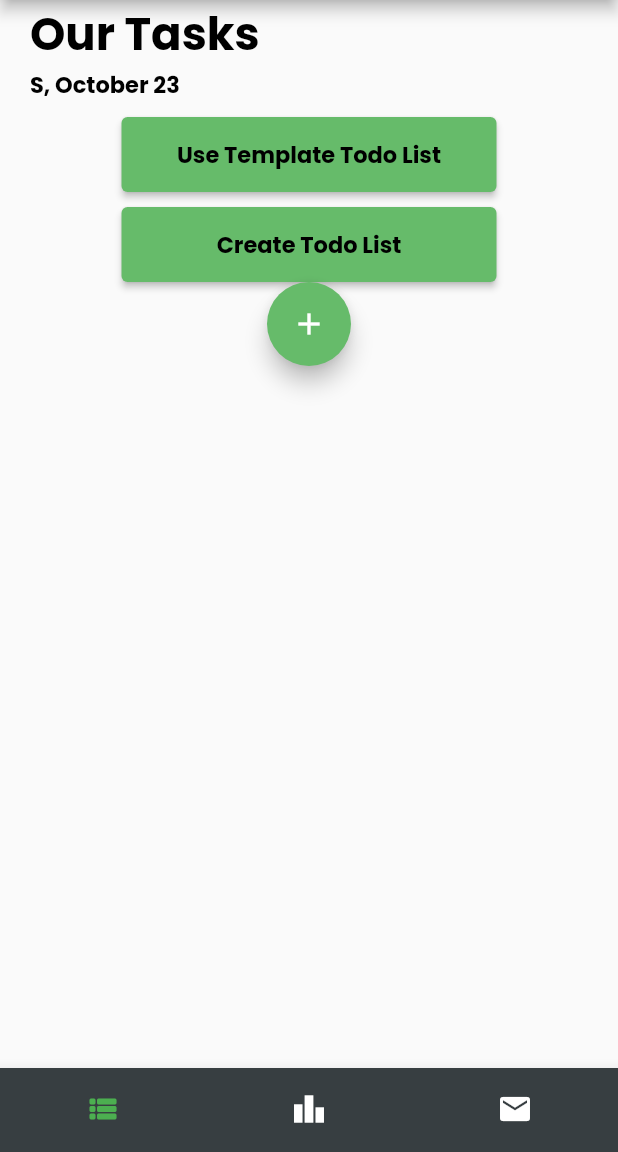
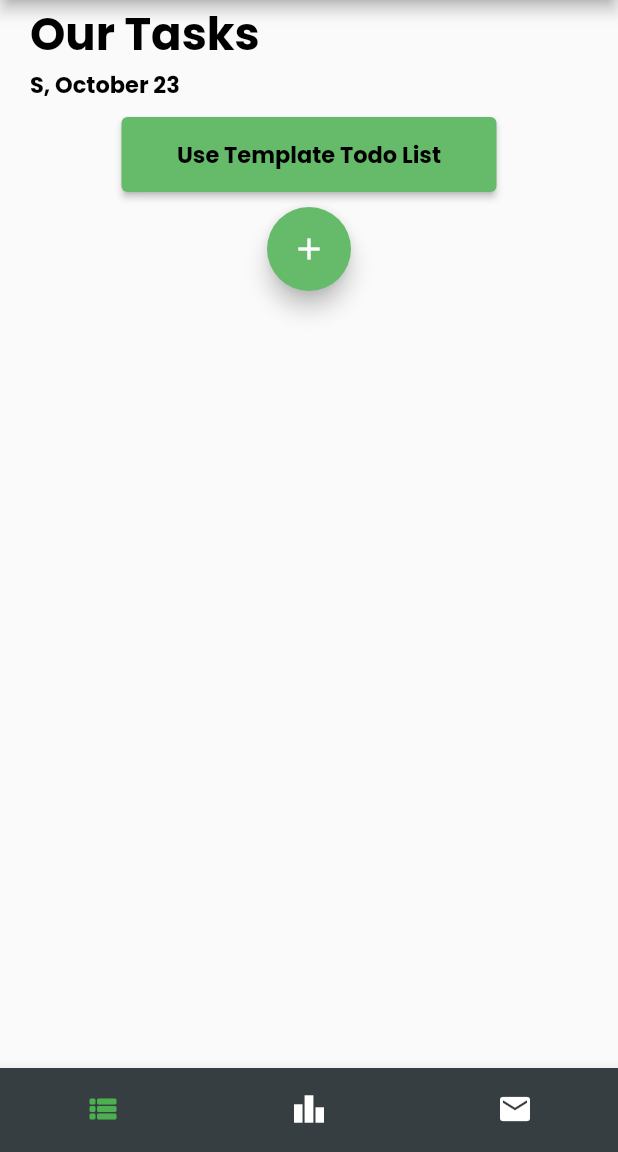
Before and after one commit to Quesadeha/dubhacks_project, a Flutter app: the screen it shows after launch, after a tap on "Get Started Today", on a phone screen of 412 x 824 dp, the part 84-1236 px from its top. Run offline on Flutter 3.47's test engine with Material 2 defaults, Android fonts, the phone set to English and light mode, and no system bars; our stand-ins replace google_fonts.

Commit message:
final working app

```diff
--- a/lib/screens/home_screen_body.dart
+++ b/lib/screens/home_screen_body.dart
@@ -13,6 +13,7 @@ class HomeScreenBody extends StatefulWidget {
 
 class _HomeScreenBodyState extends State<HomeScreenBody> {
   List<Map<String, String>> chores = constants.chores;
+  List<Map<String, String>> createdList = [];
   bool useTemplate = false;
   List<Widget> uiTodoList = [];
   List<Widget> customTodoList = [];
@@ -55,7 +56,7 @@ class _HomeScreenBodyState extends State<HomeScreenBody> {
               ),
             ),
             Visibility(
-                visible: Init.isNewAccount == true && useTemplate == false,
+                visible: Init.isNewAccount == true && useTemplate == false && createdList.isEmpty,
                 child: Column(
                   children: [
                     const SizedBox(
@@ -83,21 +84,6 @@ class _HomeScreenBodyState extends State<HomeScreenBody> {
                     const SizedBox(
                       height: 10,
                     ),
-                    SizedBox(
-                      width: 250,
-                      height: 50,
-                      child: ElevatedButton(
-                        style: ButtonStyle(
-                          backgroundColor: MaterialStateProperty.all<Color>(
-                              Colors.green[400]!),
-                        ),
-                        onPressed: () {},
-                        child: Text(
-                          'Create Todo List',
-                          style: constants.normalTextStyle(15, null),
-                        ),
-                      ),
-                    )
                   ],
                 )),
             SizedBox(
@@ -111,6 +97,7 @@ class _HomeScreenBodyState extends State<HomeScreenBody> {
               onPressed: () {
                 setState(() {
                   chores.add(chores[random.nextInt(7)]);
+                  createdList.add(chores[random.nextInt(7)]);
                 });
               },
               child: const Icon(Icons.add, color: Colors.white),
@@ -127,7 +114,15 @@ class _HomeScreenBodyState extends State<HomeScreenBody> {
   List<Widget> todoList() {
     List<Widget> todoList = [];
     if (Init.isNewAccount == false || useTemplate == true) {
-      for (int i = 0; i < chores.length; i++) {
+      makeList(todoList, chores);
+    } else {
+      makeList(todoList, createdList);
+    }
+    return todoList;
+  }
+
+  List<Widget> makeList(List<Widget> todoList, List<Map<String, String>> list) {
+    for (int i = 0; i < list.length; i++) {
       todoList.add(Container(
         decoration: BoxDecoration(
             border: Border.all(
@@ -150,8 +145,7 @@ class _HomeScreenBodyState extends State<HomeScreenBody> {
                   decoration: BoxDecoration(
                     shape: BoxShape.circle,
                     image: DecorationImage(
-                          image:
-                              AssetImage('assets/images/${chores[i]['photo']}'),
+                        image: AssetImage('assets/images/${list[i]['photo']}'),
                         fit: BoxFit.fill),
                   ),
                 ),
@@ -159,7 +153,7 @@ class _HomeScreenBodyState extends State<HomeScreenBody> {
                   width: 10,
                 ),
                 Text(
-                    chores[i]['chore']!,
+                  list[i]['chore']!,
                   style: constants.normalTextStyle(14, null),
                 ),
               ],
@@ -168,14 +162,14 @@ class _HomeScreenBodyState extends State<HomeScreenBody> {
               children: [
                 IconButton(
                     onPressed: () {
-                        if (chores[i]['completed'] == 'false') {
+                      if (list[i]['completed'] == 'false') {
                         setState(() {
-                            chores[i]['completed'] = 'true';
+                          list[i]['completed'] = 'true';
                         });
                       }
                     },
                     icon: Icon(
-                        chores[i]['completed'] == 'true'
+                      list[i]['completed'] == 'true'
                           ? Icons.done
                           : Icons.indeterminate_check_box_outlined,
                       size: 20,
@@ -183,7 +177,7 @@ class _HomeScreenBodyState extends State<HomeScreenBody> {
                 IconButton(
                   onPressed: () {
                     setState(() {
-                        chores.removeAt(i);
+                      list.removeAt(i);
                     });
                   },
                   icon: const Icon(
@@ -200,7 +194,6 @@ class _HomeScreenBodyState extends State<HomeScreenBody> {
         height: 10,
       ));
     }
-    }
     return todoList;
   }
 }
--- a/lib/screens/leaderboard_screen_body.dart
+++ b/lib/screens/leaderboard_screen_body.dart
@@ -1,4 +1,3 @@
-import 'package:dubhacks_project/Init.dart';
 import 'package:flutter/material.dart';
 import 'package:intl/intl.dart';
 import '/constants/constants.dart' as constants;
@@ -62,7 +61,6 @@ class _LeaderBoardScreenBodyState extends State<LeaderBoardScreenBody> {
 
   List<Widget> leaderList() {
     List<Widget> leads = [];
-    if (Init.isNewAccount == false) {
       leads.add(profile('jpage.jpeg', 'Jake Page', 1));
       leads.add(const SizedBox(
         height: 10,
@@ -86,7 +84,6 @@ class _LeaderBoardScreenBodyState extends State<LeaderBoardScreenBody> {
       ));
 
       leads.add(profile('czahn.jpg', 'Camille Zahn', 6));
-    }
     return leads;
   }
 
```
Also changed, not shown: lib/constants/constants.dart (+0 -18 lines), lib/screens/user_screen_body.dart (+121 -7 lines). Lines whose indentation alone changed are shown as unchanged.
